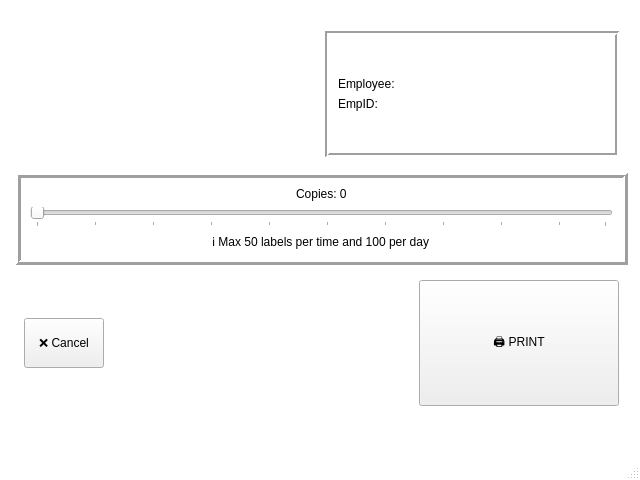
Above: terminal_app/ui/mainwin.ui from msmwebUA/qr_printing_terminals before the change. Below: the same form after it.
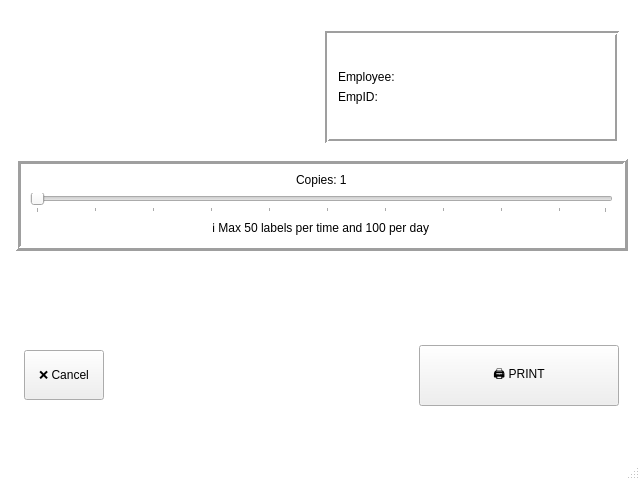
That is the form after the change. Icons and pictures are not drawn.

Diff of the .ui file:
```diff
--- a/terminal_app/ui/mainwin.ui
+++ b/terminal_app/ui/mainwin.ui
@@ -329,7 +329,7 @@
           <item alignment="Qt::AlignmentFlag::AlignHCenter">
            <widget class="QLabel" name="copiesValue">
             <property name="text">
-             <string>Copies: 0</string>
+             <string>Copies: 1</string>
             </property>
            </widget>
           </item>
@@ -371,6 +371,19 @@
          </layout>
         </widget>
        </item>
+       <item>
+        <spacer name="verticalSpacer">
+         <property name="orientation">
+          <enum>Qt::Orientation::Vertical</enum>
+         </property>
+         <property name="sizeHint" stdset="0">
+          <size>
+           <width>20</width>
+           <height>40</height>
+          </size>
+         </property>
+        </spacer>
+       </item>
        <item>
         <widget class="QFrame" name="frame_4">
          <property name="frameShape">
```
Left out of the diff: 2 changed lines with no effect on the pictures.
